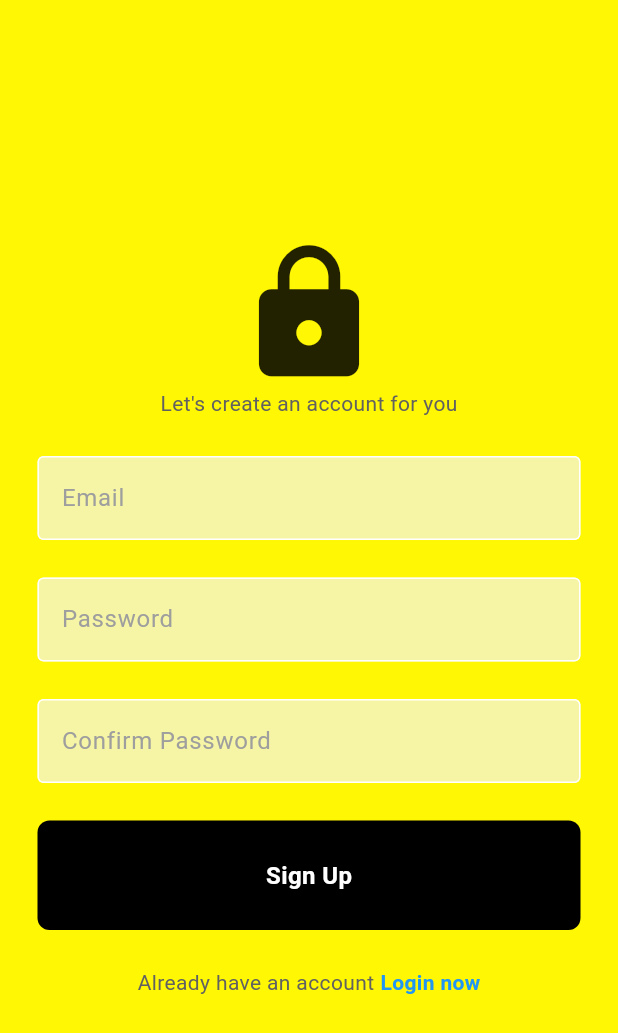
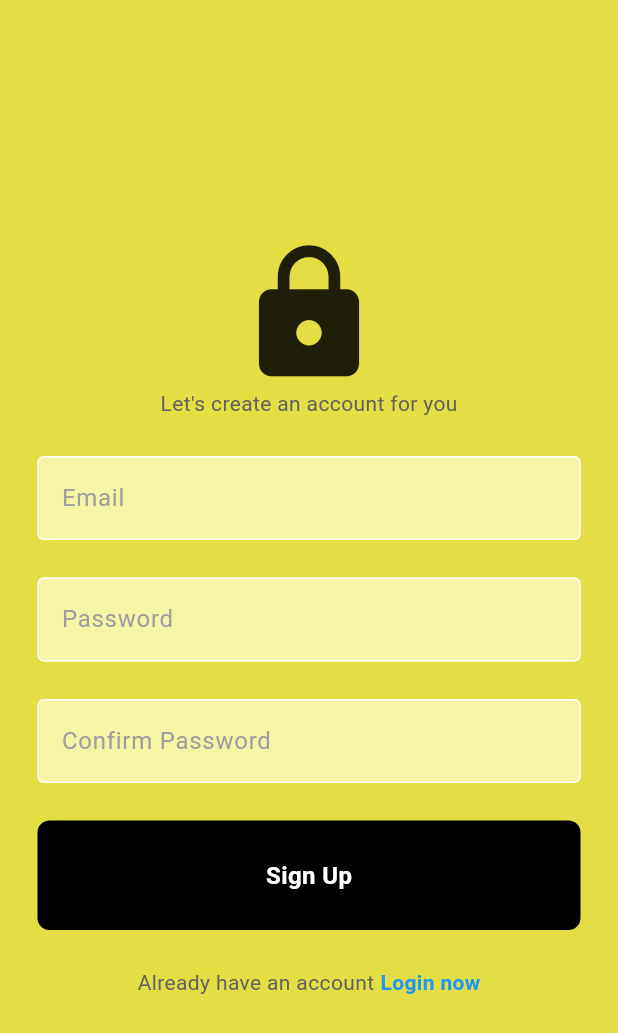
Before and after one commit to Navo28/Simple-Social-app, a Flutter app: the screen it shows after launch, after a tap on "Register Now", on a phone screen of 412 x 824 dp. Shown: the top 1033 px of the screen. Run offline on Flutter 3.47's test engine with Material 3 defaults, Android fonts, the phone set to English and light mode, and no system bars; our stand-ins replace cloud_firestore, device_preview, firebase_auth, firebase_core; accounts and stored records are empty; network calls fail.

Commit message:
first commit

```diff
--- a/lib/components/drawer.dart
+++ b/lib/components/drawer.dart
@@ -9,7 +9,7 @@ class MyDrawer extends StatelessWidget {
   @override
   Widget build(BuildContext context) {
     return Drawer(
-      backgroundColor: Colors.grey[700],
+      backgroundColor: Color.fromARGB(255, 227, 209, 67),
       child: Column(
         mainAxisAlignment: MainAxisAlignment.spaceBetween,
         children: [
@@ -19,7 +19,7 @@ class MyDrawer extends StatelessWidget {
               const DrawerHeader(
                 child: Icon(
                   Icons.person,
-                  color: Colors.white,
+                  color: Color.fromARGB(255, 0, 0, 0),
                   size: 64,
                 ),
               ),
--- a/lib/components/my_list_tile.dart
+++ b/lib/components/my_list_tile.dart
@@ -14,12 +14,12 @@ class MyListTile extends StatelessWidget {
       child: ListTile(
         leading: Icon(
           icon,
-          color: Colors.white,
+          color: const Color.fromARGB(255, 0, 0, 0),
         ),
         onTap: onTap,
         title: Text(
           text,
-          style: const TextStyle(color: Colors.white),
+          style: const TextStyle(color: Color.fromARGB(255, 0, 0, 0)),
         ),
       ),
     );
--- a/lib/components/text_box.dart
+++ b/lib/components/text_box.dart
@@ -14,7 +14,7 @@ class MyTextBox extends StatelessWidget {
   Widget build(BuildContext context) {
     return Container(
       decoration: BoxDecoration(
-        color: Colors.grey[200],
+        color: Color.fromARGB(255, 255, 245, 154),
         borderRadius: BorderRadius.circular(8),
       ),
       padding: const EdgeInsets.only(left: 15, bottom: 15),
--- a/lib/main.dart
+++ b/lib/main.dart
@@ -1,6 +1,6 @@
 import 'package:demo_9/auth/auth.dart';
 import 'package:demo_9/firebase_options.dart';
-
+import 'package:device_preview/device_preview.dart';
 import 'package:firebase_core/firebase_core.dart';
 import 'package:flutter/material.dart';
 
@@ -9,7 +9,12 @@ void main() async {
   await Firebase.initializeApp(
     options: DefaultFirebaseOptions.currentPlatform,
   );
-  runApp(const MyApp());
+  runApp(
+    DevicePreview(
+      enabled: true,
+      builder: (context) => const MyApp(),
+    ),
+  );
 }
 
 class MyApp extends StatelessWidget {
@@ -19,6 +24,9 @@ class MyApp extends StatelessWidget {
   @override
   Widget build(BuildContext context) {
     return MaterialApp(
+      useInheritedMediaQuery: true,
+      locale: DevicePreview.locale(context),
+      builder: DevicePreview.appBuilder,
       debugShowCheckedModeBanner: false,
       home: AuthPage(),
     );
--- a/lib/pages/home_page.dart
+++ b/lib/pages/home_page.dart
@@ -64,7 +64,7 @@ class _HomePageState extends State<HomePage> {
       backgroundColor: Colors.grey[300],
       appBar: AppBar(
         title: const Text("The wall", style: TextStyle()),
-        backgroundColor: const Color.fromARGB(255, 135, 128, 128),
+        backgroundColor: Color.fromARGB(255, 190, 178, 83),
       ),
       drawer: MyDrawer(
         onProfile: goToProfilePage,
--- a/lib/pages/login_page.dart
+++ b/lib/pages/login_page.dart
@@ -58,7 +58,7 @@ class _LoginPageState extends State<LoginPage> {
   @override
   Widget build(BuildContext context) {
     return Scaffold(
-      backgroundColor: const Color.fromARGB(255, 255, 247, 3),
+      backgroundColor: const Color.fromARGB(255, 227, 222, 68),
       body: SafeArea(
         child: Center(
           child: Padding(
--- a/lib/pages/profile_page.dart
+++ b/lib/pages/profile_page.dart
@@ -72,10 +72,10 @@ class _ProfilePageState extends State<ProfilePage> {
   @override
   Widget build(BuildContext context) {
     return Scaffold(
-      backgroundColor: Colors.grey[300],
+      backgroundColor: Color.fromARGB(255, 250, 245, 217),
       appBar: AppBar(
         title: const Text('Profile Page'),
-        backgroundColor: Colors.grey[700],
+        backgroundColor: Color.fromARGB(255, 227, 209, 67),
       ),
       body: StreamBuilder<DocumentSnapshot>(
         stream: FirebaseFirestore.instance
--- a/lib/pages/register_page.dart
+++ b/lib/pages/register_page.dart
@@ -80,7 +80,7 @@ class _RegisterPageState extends State<RegisterPage> {
   @override
   Widget build(BuildContext context) {
     return Scaffold(
-      backgroundColor: const Color.fromARGB(255, 255, 247, 3),
+      backgroundColor: const Color.fromARGB(255, 227, 222, 68),
       body: SafeArea(
         child: Center(
           child: Padding(
```
